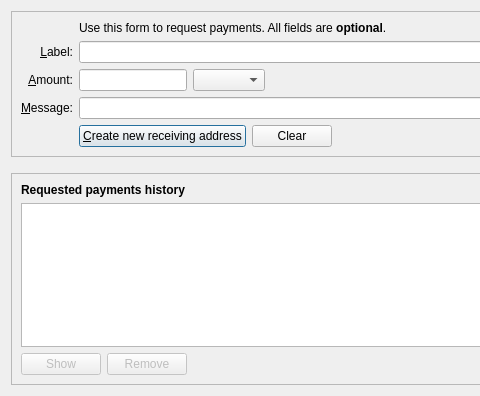
First picture: the form in src/qt/forms/receivecoinsdialog.ui, repository LuganoPlanB/bitcoin-roots, before the edit; both pictures show x 0 to 480 and y 0 to 396 of the 776 by 396 pixel window.
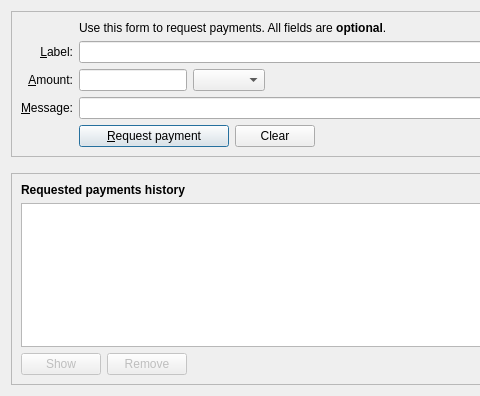
Second picture: the form after the edit. Icons and pictures are not drawn. Custom widgets are drawn as their Qt base class.

```diff
--- a/src/qt/forms/receivecoinsdialog.ui
+++ b/src/qt/forms/receivecoinsdialog.ui
@@ -108,7 +108,7 @@
              </size>
             </property>
             <property name="text">
-             <string>&amp;Create new receiving address</string>
+             <string>&amp;Request payment</string>
             </property>
             <property name="icon">
              <iconset resource="../bitcoin.qrc">
```
